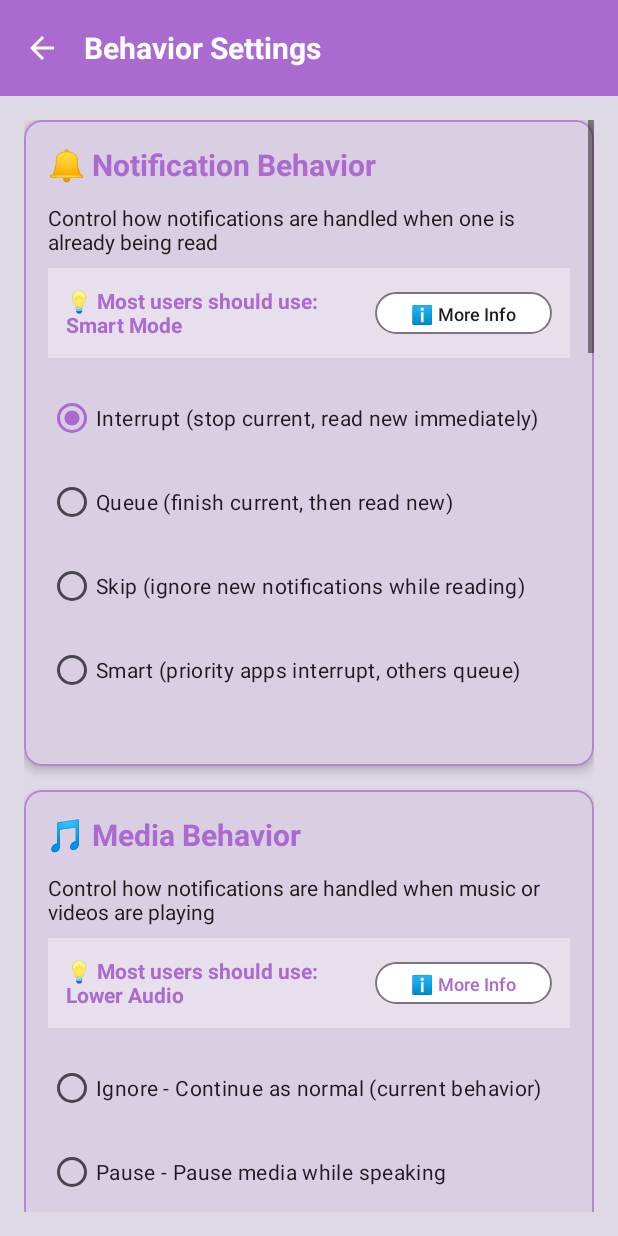
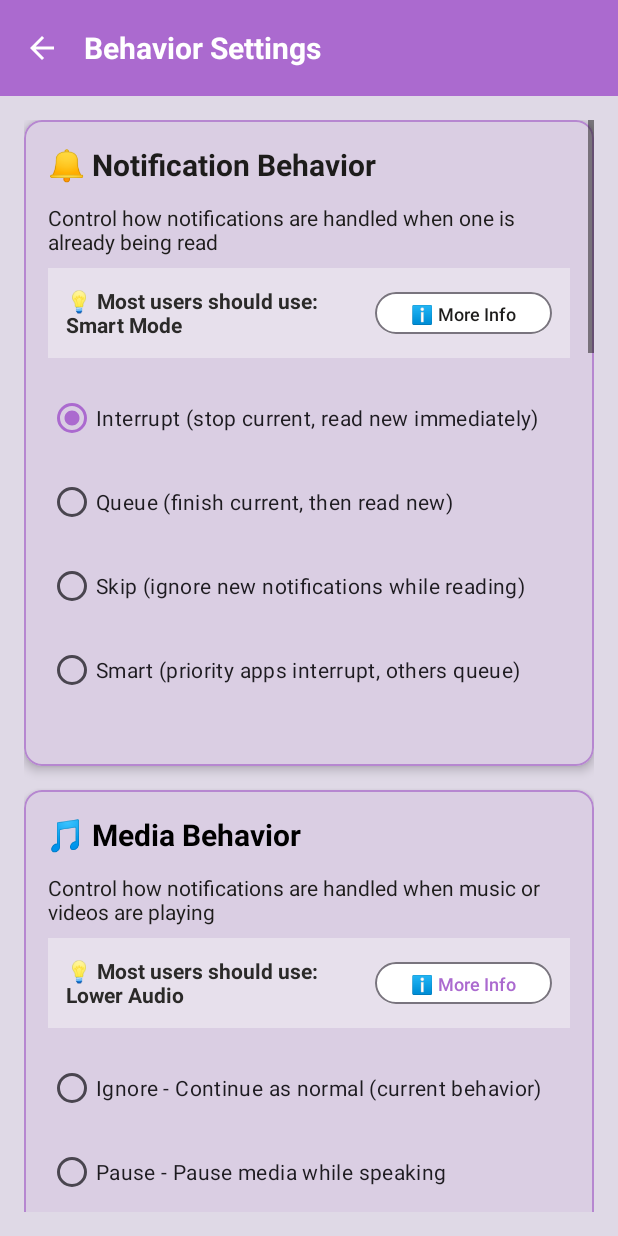
Before and after one commit to mitchib1440/SpeakThat, an Android app: the BehaviorSettingsActivity screen opened directly, with no data from a screen before it, on a phone screen of 412 x 824 dp. Run offline under Robolectric (Android 15) with nearby library versions, the phone set to English and light mode, and no system bars.

Commit message:
Contrast update
Updated contrast for some titles that were hard to read

```diff
--- a/app/src/main/assets/logo_easter_eggs.txt
+++ b/app/src/main/assets/logo_easter_eggs.txt
@@ -217,4 +217,4 @@ SpeakThat! Wave-to-stop: Because sometimes shaking your phone just isn't dramati
 SpeakThat! I can feel your hand approaching! It's like I have notification ESP! [WAVE_ONLY]
 SpeakThat! Wave detection only makes me shut up because I'm afraid you're about to slap me! [WAVE_ONLY]
 SpeakThat! Look at you, controlling your phone with your hand! [WAVE_ONLY]
-SpeakThat! Google tried the whole wave-sensing thing many years ago with the Pixel 4. I still do it better. [WAVE_ONLY]
+SpeakThat! Google tried the whole wave-sensing thing many years ago with the Pixel 4. I still do it better! [WAVE_ONLY]
--- a/app/src/main/res/layout/activity_behavior_settings.xml
+++ b/app/src/main/res/layout/activity_behavior_settings.xml
@@ -60,7 +60,7 @@
                         android:text="🔔 Notification Behavior"
                         android:textSize="20sp"
                         android:textStyle="bold"
-                        android:textColor="@color/purple_200"
+                        android:textColor="@color/text_secondary"
                         android:layout_marginBottom="12dp" />
 
                     <TextView
@@ -88,7 +88,7 @@
                             android:text="💡 Most users should use: Smart Mode"
                             android:textSize="14sp"
                             android:textStyle="bold"
-                            android:textColor="@color/purple_200"
+                            android:textColor="@color/text_tertiary"
                             android:layout_marginEnd="8dp" />
 
                         <com.google.android.material.button.MaterialButton
@@ -244,7 +244,7 @@
                         android:text="🎵 Media Behavior"
                         android:textSize="20sp"
                         android:textStyle="bold"
-                        android:textColor="@color/purple_200"
+                        android:textColor="@color/text_primary"
                         android:layout_marginBottom="12dp" />
 
                     <TextView
@@ -272,7 +272,7 @@
                             android:text="💡 Most users should use: Lower Audio"
                             android:textSize="14sp"
                             android:textStyle="bold"
-                            android:textColor="@color/purple_200"
+                            android:textColor="@color/text_tertiary"
                             android:layout_marginEnd="8dp" />
 
                         <com.google.android.material.button.MaterialButton
@@ -446,7 +446,7 @@
                         android:text="📳 Shake to Stop"
                         android:textSize="20sp"
                         android:textStyle="bold"
-                        android:textColor="@color/purple_200"
+                        android:textColor="@color/text_secondary"
                         android:layout_marginBottom="12dp" />
 
                     <TextView
@@ -474,7 +474,7 @@
                             android:text="💡 Most users should: Enable this feature"
                             android:textSize="14sp"
                             android:textStyle="bold"
-                            android:textColor="@color/purple_200"
+                            android:textColor="@color/text_tertiary"
                             android:layout_marginEnd="8dp" />
 
                         <com.google.android.material.button.MaterialButton
@@ -696,7 +696,7 @@
                         android:text="👋 Wave to Stop"
                         android:textSize="20sp"
                         android:textStyle="bold"
-                        android:textColor="@color/purple_200"
+                        android:textColor="@color/text_secondary"
                         android:layout_marginBottom="12dp" />
 
                     <TextView
@@ -724,7 +724,7 @@
                             android:text="💡 Great for: Desk users &amp; accessibility"
                             android:textSize="14sp"
                             android:textStyle="bold"
-                            android:textColor="@color/purple_200"
+                            android:textColor="@color/text_tertiary"
                             android:layout_marginEnd="8dp" />
 
                         <com.google.android.material.button.MaterialButton
@@ -978,7 +978,7 @@
                         android:text="📱 Custom App Names"
                         android:textSize="20sp"
                         android:textStyle="bold"
-                        android:textColor="@color/purple_200"
+                        android:textColor="@color/text_secondary"
                         android:layout_marginBottom="12dp" />
 
                     <TextView
@@ -1006,7 +1006,7 @@
                             android:text="💡 Example: X app reads as Twitter"
                             android:textSize="14sp"
                             android:textStyle="bold"
-                            android:textColor="@color/purple_200"
+                            android:textColor="@color/text_tertiary"
                             android:layout_marginEnd="8dp" />
 
                         <com.google.android.material.button.MaterialButton
@@ -1110,7 +1110,7 @@
                         android:text="⏱️ Delay Before Readout"
                         android:textSize="20sp"
                         android:textStyle="bold"
-                        android:textColor="@color/purple_200"
+                        android:textColor="@color/text_secondary"
                         android:layout_marginBottom="12dp" />
 
                     <TextView
@@ -1138,7 +1138,7 @@
                             android:text="💡 Most users should use: 2 seconds"
                             android:textSize="14sp"
                             android:textStyle="bold"
-                            android:textColor="@color/purple_200"
+                            android:textColor="@color/text_tertiary"
                             android:layout_marginEnd="8dp" />
 
                         <com.google.android.material.button.MaterialButton
@@ -1229,7 +1229,7 @@
                         android:text="⏰ Notification Cooldown"
                         android:textSize="20sp"
                         android:textStyle="bold"
-                        android:textColor="@color/purple_200"
+                        android:textColor="@color/text_secondary"
                         android:layout_marginBottom="12dp" />
 
                     <TextView
@@ -1257,7 +1257,7 @@
                             android:text="💡 Great for: Apps that spam notifications"
                             android:textSize="14sp"
                             android:textStyle="bold"
-                            android:textColor="@color/purple_200"
+                            android:textColor="@color/text_tertiary"
                             android:layout_marginEnd="8dp" />
 
                         <com.google.android.material.button.MaterialButton
--- a/app/src/main/res/layout/activity_development_settings.xml
+++ b/app/src/main/res/layout/activity_development_settings.xml
@@ -60,7 +60,7 @@
                         android:text="🛠️ Debug Tools"
                         android:textSize="20sp"
                         android:textStyle="bold"
-                        android:textColor="@color/purple_200"
+                        android:textColor="@color/text_secondary"
                         android:layout_marginBottom="12dp" />
 
                     <TextView
@@ -148,7 +148,7 @@
                         android:text="📝 Logging Configuration"
                         android:textSize="20sp"
                         android:textStyle="bold"
-                        android:textColor="@color/purple_200"
+                        android:textColor="@color/text_secondary"
                         android:layout_marginBottom="12dp" />
 
                     <TextView
@@ -438,7 +438,7 @@
                             android:text="📊 Live Log Display"
                             android:textSize="20sp"
                             android:textStyle="bold"
-                            android:textColor="@color/purple_200" />
+                            android:textColor="@color/text_secondary" />
 
                         <!-- Log Control Buttons -->
                         <com.google.android.material.button.MaterialButton
--- a/app/src/main/res/layout/activity_voice_settings.xml
+++ b/app/src/main/res/layout/activity_voice_settings.xml
@@ -375,7 +375,7 @@
                             android:layout_height="wrap_content"
                             android:text="You can always reset your settings below if you run into trouble!"
                             android:textSize="13sp"
-                            android:textColor="@color/purple_200"
+                            android:textColor="@color/text_tertiary"
                             android:layout_marginBottom="8dp"
                             android:background="?android:attr/selectableItemBackground"
                             android:padding="8dp" />
@@ -506,7 +506,7 @@
                             android:text="💡 Most users should use: Assistance + Speech"
                             android:textSize="14sp"
                             android:textStyle="bold"
-                            android:textColor="@color/purple_200" />
+                            android:textColor="@color/text_secondary" />
 
                         <Button
                             android:id="@+id/btnAudioHelp"
--- a/app/src/main/res/layout/dialog_filter_suggestion.xml
+++ b/app/src/main/res/layout/dialog_filter_suggestion.xml
@@ -13,7 +13,7 @@
         android:text="Filter Similar Notifications"
         android:textSize="20sp"
         android:textStyle="bold"
-        android:textColor="@color/purple_200"
+        android:textColor="@color/text_secondary"
         android:gravity="center"
         android:layout_marginBottom="16dp" />
 
--- a/app/src/main/res/layout/dialog_notification_history.xml
+++ b/app/src/main/res/layout/dialog_notification_history.xml
@@ -14,7 +14,7 @@
         android:text="Notification History"
         android:textSize="20sp"
         android:textStyle="bold"
-        android:textColor="@color/purple_200"
+        android:textColor="@color/text_secondary"
         android:gravity="center"
         android:padding="16dp"
         android:background="?attr/colorSurface" />
--- a/app/src/main/res/values/colors.xml
+++ b/app/src/main/res/values/colors.xml
@@ -7,7 +7,7 @@
     <color name="black_100">#000000</color>
     <color name="black_200">#1D1C1B</color>
     <color name="black_300">#2B2A29</color>
-    <color name="purple_100">#312F32</color>
+    <color name="purple_100">#A145FE</color>
     <color name="purple_200">#AB6ACF</color>
     <color name="purple_300">#B687D0</color>
     <color name="green_100">#008B0E</color>
```
